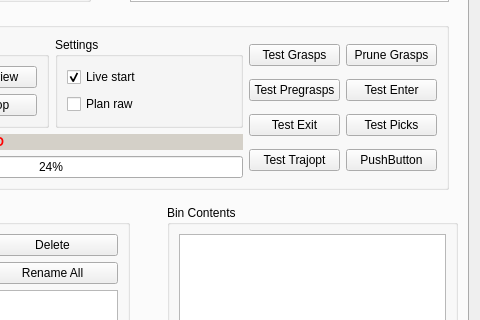
Before: the Qt Designer form visualization/motion_planning_rviz_plugin/src/ui/motion_planning_rviz_plugin_frame.ui in ehuang3/moveit_ros, drawn with Qt 5; both pictures show x 184 to 664 and y 222 to 542 of the 664 by 919 pixel window.
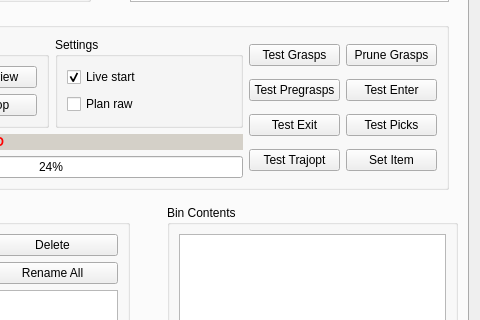
After: the same form once the commit is applied.

What changed in the file:
```diff
--- a/visualization/motion_planning_rviz_plugin/src/ui/motion_planning_rviz_plugin_frame.ui
+++ b/visualization/motion_planning_rviz_plugin/src/ui/motion_planning_rviz_plugin_frame.ui
@@ -1459,7 +1459,7 @@
                     <item row="3" column="1">
                      <widget class="QPushButton" name="pushButton_4">
                       <property name="text">
-                       <string>PushButton</string>
+                       <string>Set Item</string>
                       </property>
                      </widget>
                     </item>
```
Left out of the diff: 2 changed lines with no effect on the pictures.
